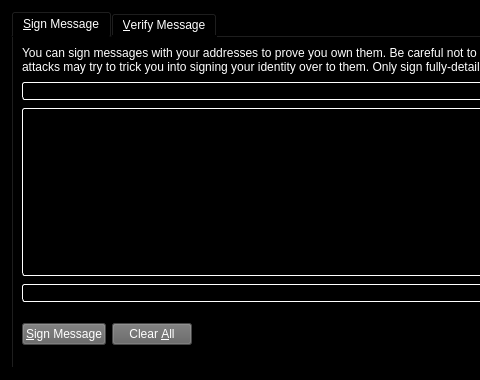
The window that src/qt/forms/signverifymessagedialog.ui (waffle-iron/DarkSilk-Release-Candidate) describes before a commit, drawn with Qt 5; both pictures show x 0 to 480 and y 0 to 380 of the 700 by 380 pixel window.
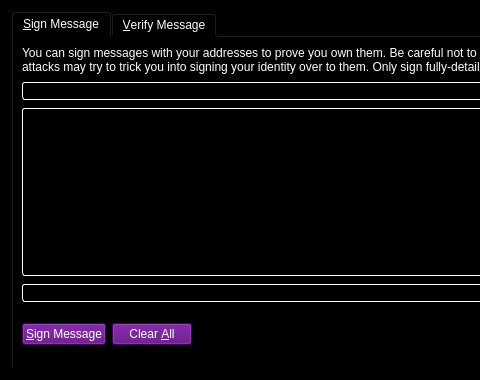
The same window after the commit. The open tabs and pages were chosen to show the change. Icons and pictures are not drawn. Custom widgets are drawn as their Qt base class.

What changed in the file:
```diff
--- a/src/qt/forms/signverifymessagedialog.ui
+++ b/src/qt/forms/signverifymessagedialog.ui
@@ -168,8 +168,8 @@
            </property>
            <property name="styleSheet">
             <string notr="true">color: rgb(255, 255, 255);
-background-color: rgb(98, 98, 98);
-alternate-background-color: rgb(98, 98, 98);</string>
+background-color: rgb(86, 0, 120);
+alternate-background-color: rgb(86, 0, 120);</string>
            </property>
            <property name="text">
             <string>&amp;Sign Message</string>
@@ -190,8 +190,8 @@
            </property>
            <property name="styleSheet">
             <string notr="true">color: rgb(255, 255, 255);
-background-color: rgb(98, 98, 98);
-alternate-background-color: rgb(98, 98, 98);</string>
+background-color: rgb(86, 0, 120);
+alternate-background-color: rgb(86, 0, 120);</string>
            </property>
            <property name="text">
             <string>Clear &amp;All</string>
```
Left out of the diff: 10 changed lines with no effect on the pictures.
